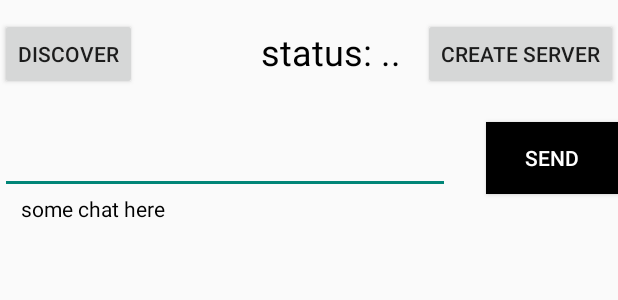
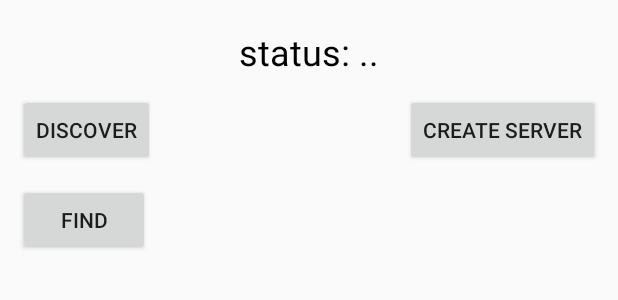
Before and after one commit to Marfin12/MonopolyCard, an Android app: the layout activity_bluetooth_menu.xml on its own in the app's theme, with its tools: preview values and no code run, on a phone screen of 412 x 824 dp. Shown: the top 300 px of the screen. Run offline under Robolectric (Android 15) with nearby library versions, the phone set to English and light mode, and no system bars; Roboto replaces fonts that are not available here.

Commit message:
- prepare start game UI for bluetooth - add bluetooth view model

```diff
--- a/app/build.gradle
+++ b/app/build.gradle
@@ -46,4 +46,9 @@ dependencies {
     testImplementation 'junit:junit:4.13.2'
     androidTestImplementation 'androidx.test.ext:junit:1.1.3'
     androidTestImplementation 'androidx.test.espresso:espresso-core:3.4.0'
+
+    // LiveData
+    implementation 'androidx.lifecycle:lifecycle-livedata-ktx:2.3.1'
+    // ViewModel
+    implementation 'androidx.lifecycle:lifecycle-viewmodel-ktx:2.3.1'
 }
--- a/app/src/main/java/com/example/monopolycard/MainActivity.kt
+++ b/app/src/main/java/com/example/monopolycard/MainActivity.kt
@@ -3,6 +3,8 @@ package com.example.monopolycard
 import android.animation.AnimatorSet
 import android.animation.ObjectAnimator
 import android.annotation.SuppressLint
+import android.app.Activity
+import android.content.Intent
 import android.media.AudioAttributes
 import android.media.MediaPlayer
 import android.media.SoundPool
--- a/app/src/main/res/layout/activity_bluetooth_menu.xml
+++ b/app/src/main/res/layout/activity_bluetooth_menu.xml
@@ -6,15 +6,14 @@
 
     <TextView
         android:id="@+id/status"
-        android:layout_width="wrap_content"
+        android:layout_width="match_parent"
         android:layout_height="wrap_content"
         android:layout_marginTop="18dp"
         android:text="status: .."
-        android:textSize="24dp"
+        android:textSize="24sp"
+        android:textAlignment="center"
         android:textColor="@android:color/black"
-        app:layout_constraintHorizontal_bias="0.545"
         app:layout_constraintStart_toStartOf="parent"
-        app:layout_constraintEnd_toEndOf="parent"
         app:layout_constraintTop_toTopOf="parent" />
 
     <Button
@@ -23,7 +22,8 @@
         android:layout_height="wrap_content"
         android:text="Discover"
         android:layout_marginTop="12dp"
-        app:layout_constraintTop_toTopOf="parent"
+        android:layout_marginStart="12dp"
+        app:layout_constraintTop_toBottomOf="@id/status"
         app:layout_constraintStart_toStartOf="parent"
         />
 
@@ -33,45 +33,20 @@
         android:layout_height="wrap_content"
         android:text="Create Server"
         android:layout_marginTop="12dp"
-        app:layout_constraintTop_toTopOf="parent"
+        android:layout_marginEnd="12dp"
+        app:layout_constraintTop_toBottomOf="@id/status"
         app:layout_constraintEnd_toEndOf="parent"
         />
 
-    <EditText
-        android:id="@+id/writemsg"
-        android:layout_width="300dp"
-        android:layout_height="wrap_content"
-        android:inputType="textPersonName"
-        android:layout_marginTop="24dp"
-        android:textColor="@android:color/black"
-        app:layout_constraintTop_toBottomOf="@id/btn_create_server"
-        app:layout_constraintStart_toStartOf="parent"
-        />
-
-    <TextView
-        android:id="@+id/msg"
-        android:layout_width="0dp"
-        android:layout_height="171dp"
-        android:layout_marginStart="14dp"
-        android:layout_marginLeft="14dp"
-        android:layout_marginEnd="14dp"
-        android:layout_marginRight="14dp"
-        android:layout_marginBottom="110dp"
-        android:text="some chat here"
-        android:textColor="@android:color/black"
-        app:layout_constraintTop_toBottomOf="@id/btn_send"
-        app:layout_constraintEnd_toEndOf="parent"
-        app:layout_constraintStart_toStartOf="parent" />
-
     <Button
-        android:id="@+id/btn_send"
+        android:id="@+id/btn_find"
         android:layout_width="wrap_content"
         android:layout_height="wrap_content"
-        android:background="@android:color/black"
-        android:text="send"
-        android:textColor="@android:color/white"
-        app:layout_constraintEnd_toEndOf="parent"
-        app:layout_constraintBottom_toBottomOf="@id/writemsg"
+        android:text="Find"
+        android:layout_marginTop="12dp"
+        android:layout_marginStart="12dp"
+        app:layout_constraintTop_toBottomOf="@id/btn_discover"
+        app:layout_constraintStart_toStartOf="parent"
         />
 
     <ListView
@@ -81,7 +56,7 @@
         android:layout_height="0dp"
         android:layout_marginTop="12dp"
         app:layout_constraintBottom_toBottomOf="parent"
-        app:layout_constraintTop_toBottomOf="@id/msg"
+        app:layout_constraintTop_toBottomOf="@id/btn_find"
         app:layout_constraintStart_toStartOf="parent"
         app:layout_constraintEnd_toEndOf="parent" />
 </androidx.constraintlayout.widget.ConstraintLayout>
```
Also changed, not shown: app/src/main/AndroidManifest.xml (+4 -4 lines), app/src/main/java/com/example/monopolycard/BluetoothMenuActivity.kt (+57 -52 lines), app/src/main/java/com/example/monopolycard/BluetoothViewModel.kt (added, +50 -0 lines).
